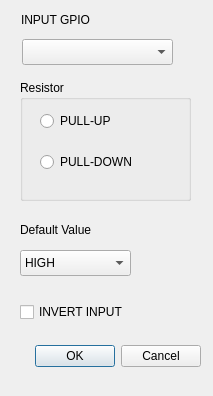
The window that dashboard_qt/dialog_config_input.ui (ezloteam/Ezlo_Pi) describes before a commit, drawn with Qt 5.
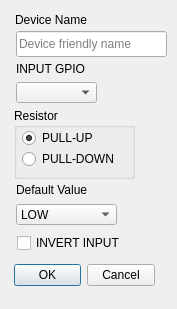
The same window after the commit.

The edit to the form file:
```diff
--- a/dashboard_qt/dialog_config_input.ui
+++ b/dashboard_qt/dialog_config_input.ui
@@ -6,8 +6,8 @@
    <rect>
     <x>0</x>
     <y>0</y>
-    <width>213</width>
-    <height>396</height>
+    <width>177</width>
+    <height>309</height>
    </rect>
   </property>
   <property name="windowTitle">
@@ -16,9 +16,9 @@
   <widget class="QDialogButtonBox" name="buttonBox">
    <property name="geometry">
     <rect>
-     <x>10</x>
-     <y>340</y>
-     <width>191</width>
+     <x>14</x>
+     <y>259</y>
+     <width>141</width>
      <height>32</height>
     </rect>
    </property>
@@ -32,9 +32,9 @@
   <widget class="QLabel" name="label_INPUT_GPIO">
    <property name="geometry">
     <rect>
-     <x>21</x>
-     <y>10</y>
-     <width>121</width>
+     <x>16</x>
+     <y>59</y>
+     <width>91</width>
      <height>20</height>
     </rect>
    </property>
@@ -45,17 +45,12 @@
   <widget class="QComboBox" name="comboBox_default_value_input">
    <property name="geometry">
     <rect>
-     <x>20</x>
-     <y>250</y>
-     <width>111</width>
-     <height>26</height>
+     <x>16</x>
+     <y>204</y>
+     <width>101</width>
+     <height>21</height>
     </rect>
    </property>
-   <item>
-    <property name="text">
-     <string>HIGH</string>
-    </property>
-   </item>
    <item>
     <property name="text">
      <string>LOW</string>
@@ -65,18 +60,18 @@
   <widget class="QComboBox" name="comboBox_input_gpio">
    <property name="geometry">
     <rect>
-     <x>22</x>
-     <y>39</y>
-     <width>151</width>
-     <height>26</height>
+     <x>16</x>
+     <y>82</y>
+     <width>81</width>
+     <height>21</height>
     </rect>
    </property>
   </widget>
   <widget class="QLabel" name="label_default_value_input">
    <property name="geometry">
     <rect>
-     <x>20</x>
-     <y>220</y>
+     <x>16</x>
+     <y>180</y>
      <width>121</width>
      <height>20</height>
     </rect>
@@ -88,10 +83,10 @@
   <widget class="QGroupBox" name="groupBox_resistor_input">
    <property name="geometry">
     <rect>
-     <x>20</x>
-     <y>80</y>
-     <width>171</width>
-     <height>121</height>
+     <x>14</x>
+     <y>108</y>
+     <width>121</width>
+     <height>71</height>
     </rect>
    </property>
    <property name="title">
@@ -100,8 +95,8 @@
    <widget class="QRadioButton" name="radioButton_input_pullup">
     <property name="geometry">
      <rect>
-      <x>20</x>
-      <y>29</y>
+      <x>8</x>
+      <y>18</y>
       <width>110</width>
       <height>24</height>
      </rect>
@@ -109,12 +104,15 @@
     <property name="text">
      <string>PULL-UP</string>
     </property>
+    <property name="checked">
+     <bool>true</bool>
+    </property>
    </widget>
    <widget class="QRadioButton" name="radioButton_input_pulldown">
     <property name="geometry">
      <rect>
-      <x>20</x>
-      <y>70</y>
+      <x>8</x>
+      <y>39</y>
       <width>110</width>
       <height>24</height>
      </rect>
@@ -127,9 +125,9 @@
   <widget class="QCheckBox" name="checkBox_invert_input">
    <property name="geometry">
     <rect>
-     <x>20</x>
-     <y>300</y>
-     <width>151</width>
+     <x>17</x>
+     <y>231</y>
+     <width>121</width>
      <height>24</height>
     </rect>
    </property>
@@ -137,6 +135,35 @@
     <string>INVERT INPUT</string>
    </property>
   </widget>
+  <widget class="QLineEdit" name="lineEdit_device_name">
+   <property name="geometry">
+    <rect>
+     <x>16</x>
+     <y>31</y>
+     <width>151</width>
+     <height>26</height>
+    </rect>
+   </property>
+   <property name="contextMenuPolicy">
+    <enum>Qt::NoContextMenu</enum>
+   </property>
+   <property name="placeholderText">
+    <string>Device friendly name</string>
+   </property>
+  </widget>
+  <widget class="QLabel" name="label_device_name">
+   <property name="geometry">
+    <rect>
+     <x>15</x>
+     <y>10</y>
+     <width>121</width>
+     <height>20</height>
+    </rect>
+   </property>
+   <property name="text">
+    <string>Device Name</string>
+   </property>
+  </widget>
  </widget>
  <resources/>
  <connections>
```
Left out of the diff: 5 changed lines with no effect on the pictures.
